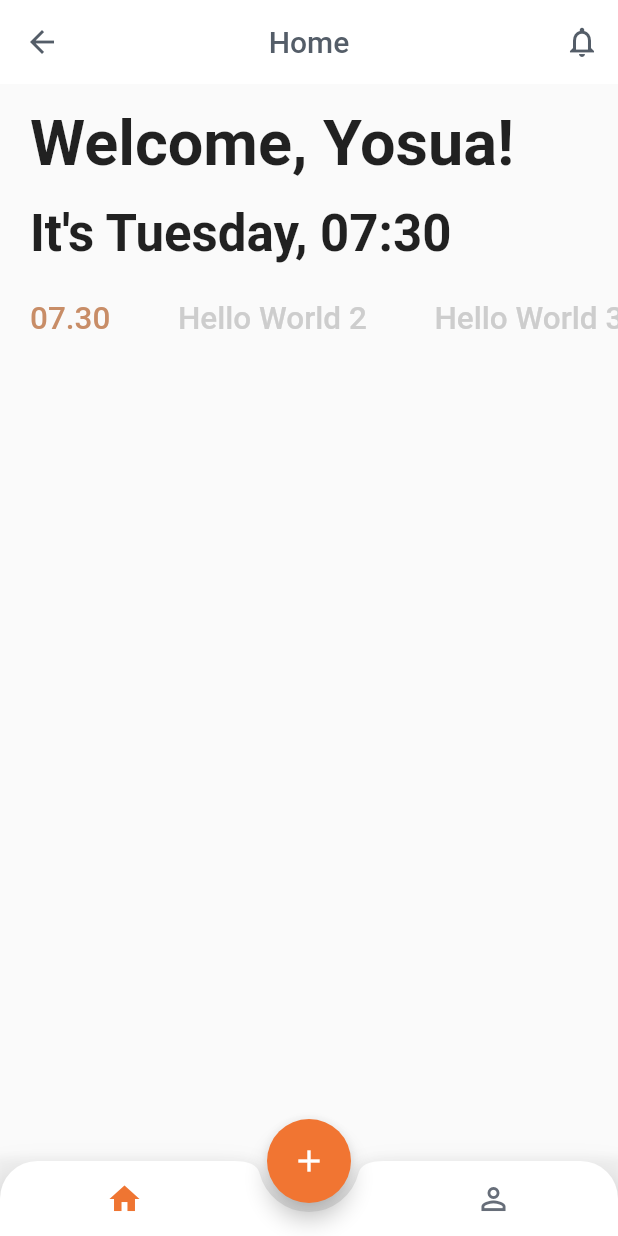
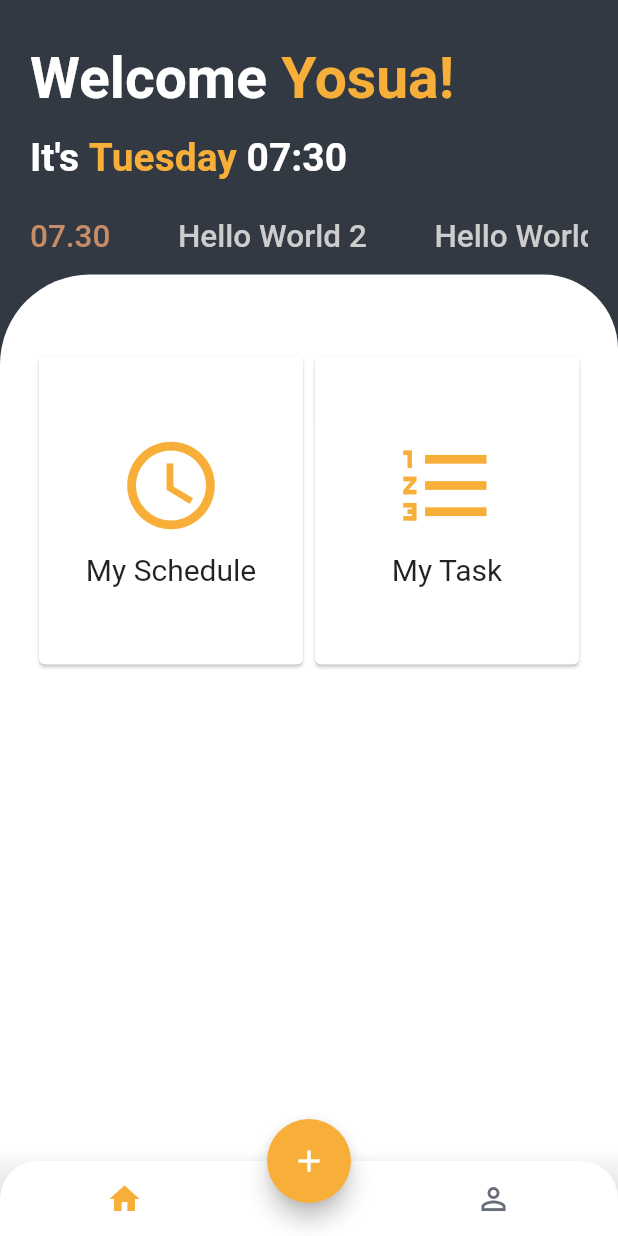
Before and after one commit to patarshn/kuliah_ZonaPelajar-Flutter, a Flutter app: the screen it shows after launch, on a phone screen of 412 x 824 dp. Run offline on Flutter 3.47's test engine with Material 2 defaults, Android fonts, the phone set to English and light mode, and no system bars; Roboto replaces fonts that are missing (Varela, Velera).

Commit message:
Home Fix

```diff
--- a/lib/bottom_bar.dart
+++ b/lib/bottom_bar.dart
@@ -4,7 +4,7 @@ class BottomBar extends StatelessWidget {
   @override
   Widget build(BuildContext context) {
     return BottomAppBar(
-      shape: CircularNotchedRectangle(),
+      //shape: CircularNotchedRectangle(),
       notchMargin: 6.0,
       color: Colors.transparent,
       elevation: 9.0,
@@ -27,7 +27,7 @@ class BottomBar extends StatelessWidget {
               child: Row(
                 mainAxisAlignment: MainAxisAlignment.spaceEvenly,
                 children: <Widget>[
-                  Icon(Icons.home, color: Color(0xFFEF7532)),
+                  Icon(Icons.home, color: Color(0xFFF7AF39)),
                 ],
               )
             ),
--- a/lib/main.dart
+++ b/lib/main.dart
@@ -33,7 +33,9 @@ class _MyHomePageState extends State<MyHomePage> with SingleTickerProviderStateM
   @override
   Widget build(BuildContext context){
     return Scaffold(
-      appBar: AppBar(
+      extendBody: true,
+      backgroundColor: Color(0xFF323943),
+      /*appBar: AppBar(
         backgroundColor: Colors.white,
         elevation: 0.0,
         centerTitle: true,
@@ -50,18 +52,36 @@ class _MyHomePageState extends State<MyHomePage> with SingleTickerProviderStateM
             onPressed: (){},
           ),
         ],
-      ),
-      body: ListView(
-        padding: EdgeInsets.only(left: 20.0),
+      ),*/
+      body: Column(
+            mainAxisSize: MainAxisSize.max,
         children: <Widget>[
+          Container(
+            padding: EdgeInsets.only(left:20.0,right: 20.0,top: 20.0),
+            child: Column(
+              crossAxisAlignment: CrossAxisAlignment.start,
+              children: <Widget>[
+                SizedBox(height: 10.0),
+                new RichText(
+                  text: new TextSpan(
+                    style: new TextStyle(fontFamily: 'Velera', fontSize: 38.0,fontWeight: FontWeight.bold),
+                    children: <TextSpan>[
+                      new TextSpan(text: 'Welcome '),
+                      new TextSpan(text: 'Yosua!', style: new TextStyle(fontWeight: FontWeight.bold,color: Color(0xFFF7AF39)),),
+                    ],
+                  ),
+                ),
           SizedBox(height: 15.0),
-          Text('Welcome, Yosua!',
-          style: TextStyle(fontFamily: 'Velera', fontSize: 42.0,fontWeight: FontWeight.bold),
-          ),
-          SizedBox(height: 15.0),
-          Text("It's Tuesday, 07:30",
-          style: TextStyle(fontFamily: 'Velera', fontSize: 34.0,fontWeight: FontWeight.bold),
-          ),
+          new RichText(
+                  text: new TextSpan(
+                    style: new TextStyle(fontFamily: 'Velera', fontSize: 26.0,fontWeight: FontWeight.bold),
+                    children: <TextSpan>[
+                      new TextSpan(text: "It's "),
+                      new TextSpan(text: 'Tuesday ', style: new TextStyle(fontWeight: FontWeight.bold,color: Color(0xFFF7AF39)),),
+                      new TextSpan(text: '07:30'),
+                    ],
+                  ),
+                ),
           SizedBox(height: 15.0),
           TabBar(
             controller: _tabController,
@@ -90,10 +110,77 @@ class _MyHomePageState extends State<MyHomePage> with SingleTickerProviderStateM
               ),
             ],
           ),
+              ],
+            ),
+          ),
+          Expanded(
+            child: Container(
+              decoration: BoxDecoration(borderRadius: BorderRadius.only(topRight: Radius.circular(50), topLeft: Radius.circular(60)), color: Colors.white),
+              child:
+              Column(
+                //mainAxisAlignment: MainAxisAlignment.center,
+                crossAxisAlignment: CrossAxisAlignment.center,
+                children: <Widget>[
+                  SizedBox(height: 50.0),
+                  Row(
+              mainAxisAlignment: MainAxisAlignment.center,
+
+                children: <Widget>[
+                  Card(
+        child: InkWell(
+          splashColor: Colors.blue.withAlpha(30),
+          onTap: () {
+            print('Card tapped.');
+          },
+          child: Container(
+            width: MediaQuery.of(context).size.width/2 - 30.0,
+              height: MediaQuery.of(context).size.width/2,
+            child:
+            Column(
+              mainAxisAlignment: MainAxisAlignment.center,
+                crossAxisAlignment: CrossAxisAlignment.center,
+              children: <Widget>[
+                Icon(Icons.access_time, size: 70.0,color: Color(0xFFF7AF39)),
+                SizedBox(height:10),
+                Text("My Schedule", style: TextStyle(fontSize: 20)),
+              ],
+            ),
+          ),
+        ),
+      ),Card(
+        child: InkWell(
+          splashColor: Colors.blue.withAlpha(30),
+          onTap: () {
+            print('Card tapped.');
+          },
+          child: Container(
+            width: MediaQuery.of(context).size.width/2 - 30.0,
+              height: MediaQuery.of(context).size.width/2,
+            child: Column(
+              mainAxisAlignment: MainAxisAlignment.center,
+                crossAxisAlignment: CrossAxisAlignment.center,
+              children: <Widget>[
+                Icon(Icons.format_list_numbered, size: 70.0,color: Color(0xFFF7AF39)),
+                SizedBox(height:10),
+                Text("My Task", style: TextStyle(fontSize: 20)),
+              ],
+            ),
+          ),
+        ),
+      ),
+                ],
+              ),
+                ],
+              ),
+
+            ),
+
+          ),
         ],
       ),
+
      floatingActionButton: FloatingActionButton(onPressed: () {},
-      backgroundColor: Color(0xFFF17532),
+      backgroundColor: Color(0xFFF7AF39),
       child: Icon(Icons.add),
       ),
       floatingActionButtonLocation: FloatingActionButtonLocation.centerDocked,
```
